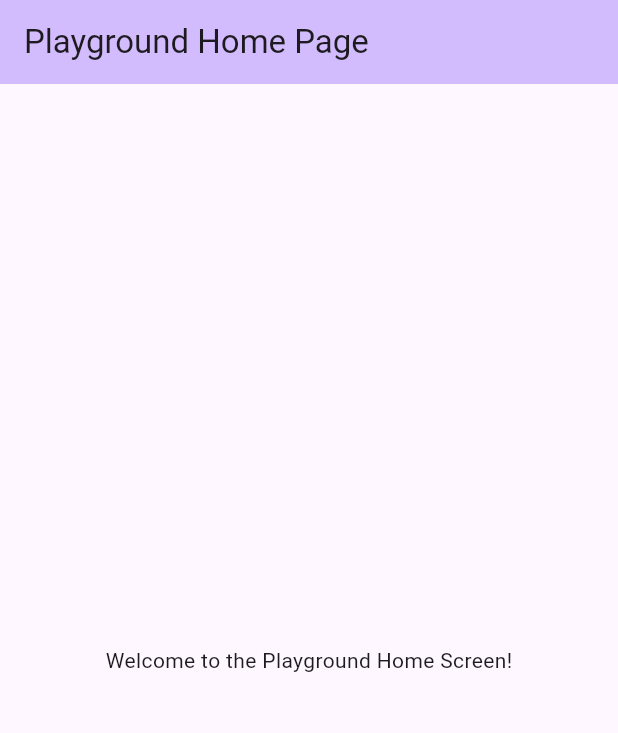
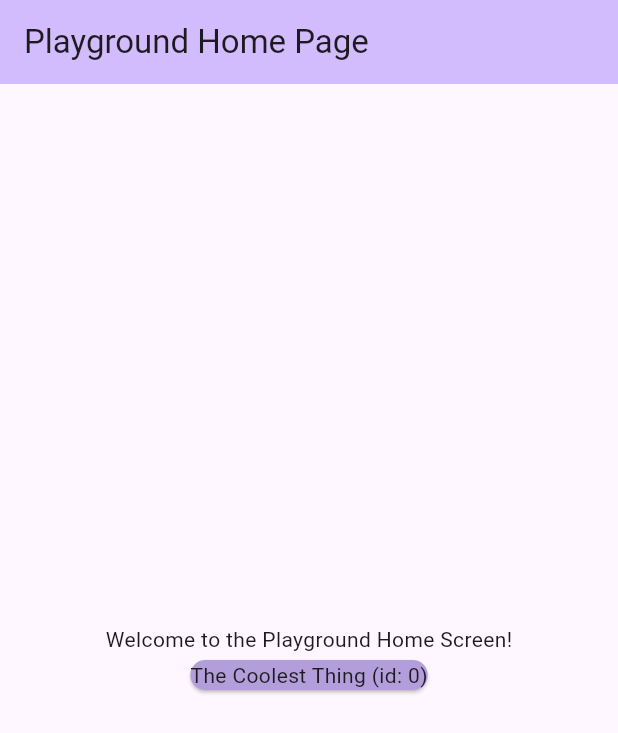
Before and after one commit to jpat64/programming-playground-flutter, a Flutter app: the screen it shows after launch, on a phone screen of 412 x 824 dp. Shown: the top 733 px of the screen. Run offline on Flutter 3.47's test engine with Material 3 defaults, Android fonts, the phone set to English and light mode, and no system bars.

Commit message:
cool thing model

```diff
--- /dev/null
+++ b/lib/models/CoolThing.dart
@@ -0,0 +1,8 @@
+// ignore_for_file: file_names
+
+class CoolThing {
+  final String name;
+  final int id;
+
+  const CoolThing({required this.name, required this.id});
+}
--- a/lib/screens/HomeScreen.dart
+++ b/lib/screens/HomeScreen.dart
@@ -1,6 +1,7 @@
 // ignore_for_file: file_names
 
 import 'package:flutter/material.dart';
+import 'package:programming_playground/models/CoolThing.dart';
 
 class HomeScreen extends StatefulWidget {
   const HomeScreen({super.key, required this.title});
@@ -12,6 +13,14 @@ class HomeScreen extends StatefulWidget {
 }
 
 class _HomeScreenState extends State<HomeScreen> {
+  CoolThing? thing;
+
+  @override
+  void initState() {
+    super.initState();
+    thing = CoolThing(id: 0, name: "The Coolest Thing");
+  }
+
   @override
   Widget build(BuildContext context) {
     return Scaffold(
@@ -24,6 +33,14 @@ class _HomeScreenState extends State<HomeScreen> {
           mainAxisAlignment: MainAxisAlignment.center,
           children: <Widget>[
             const Text("Welcome to the Playground Home Screen!"),
+            Card(
+              color: Colors.deepPurple[200],
+              child: Text(
+                thing != null
+                    ? "${thing!.name} (id: ${thing!.id})"
+                    : "No cool things yet.",
+              ),
+            ),
           ],
         ),
       ),
```
